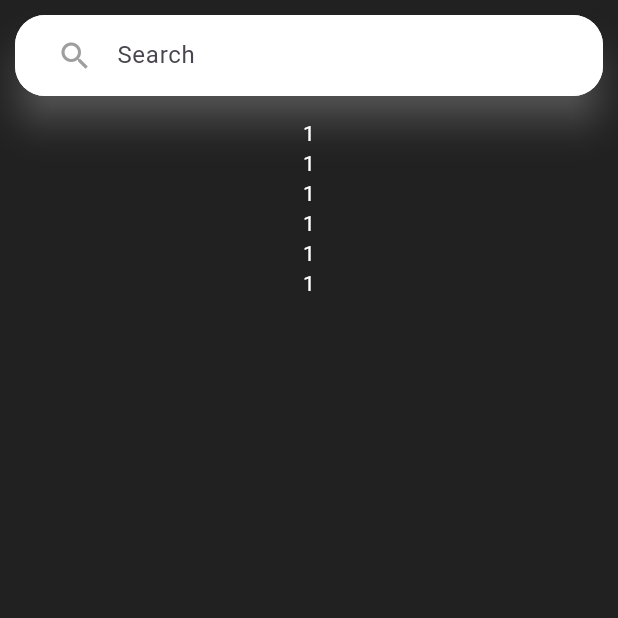
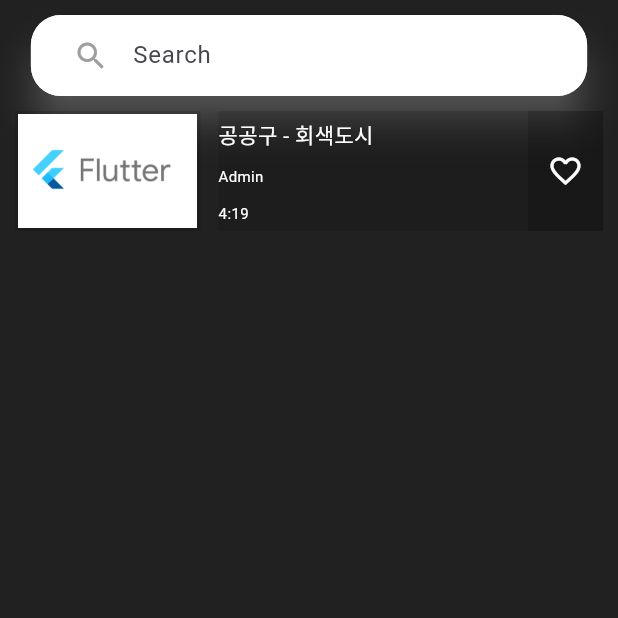
Before and after one commit to oals/MusicApp, a Flutter app: the SearchMusic screen opened directly, on a phone screen of 412 x 824 dp, the top half of it. Run offline on Flutter 3.47's test engine with Material 3 defaults, Android fonts, the phone set to English and light mode, and no system bars; our stand-ins replace file_picker.

Commit message:
2024-06-19

```diff
--- a/lib/music/Search.dart
+++ b/lib/music/Search.dart
@@ -1,15 +1,13 @@
 import 'package:flutter/material.dart';
 
-
 class SearchMusic extends StatefulWidget {
-  const SearchMusic({super.key});
+  const SearchMusic({Key? key}) : super(key: key);
 
   @override
   State<SearchMusic> createState() => _SearchMusicState();
 }
 
 class _SearchMusicState extends State<SearchMusic> {
-
   late FocusNode _focusNode;
   late TextEditingController _controller;
 
@@ -34,15 +32,22 @@ class _SearchMusicState extends State<SearchMusic> {
   void onSearchTap() {
     if (_focusNode.hasFocus) {
       print('키보드닫기');
-      _focusNode.unfocus(); //키보드 닫기
+      _focusNode.unfocus(); // 키보드 닫기
     } else {
       print('키보드열기');
       _focusNode.requestFocus(); // 키보드 열기
     }
   }
 
+  void likeMusic(likeChk){
+    if(likeChk == 0){
+
+    }else{
+
+    }
+  }
+
   void onSearchButtonPressed() {
-    print('123123');
     _focusNode.unfocus(); // 키보드 닫기
     handleSubmitted(_controller.text); // 검색어 처리 함수 호출
     _controller.clear(); // 입력 필드 비우기
@@ -50,59 +55,110 @@ class _SearchMusicState extends State<SearchMusic> {
 
   @override
   Widget build(BuildContext context) {
-    return Container(
-      width: double.infinity,
+    return Scaffold(
+
+      body: Container(
+        width: MediaQuery.of(context).size.width,
         color: Colors.black87,
         child: Container(
           margin: EdgeInsets.all(10),
           child: Column(
             children: [
               Material(
-              elevation: 10, // 그림자의 깊이
-              shadowColor: Colors.grey[400], // 그림자 색상
-              borderRadius: BorderRadius.circular(20), // 테두리의 모서리를 둥글게 만듦
+                elevation: 10,
+                shadowColor: Colors.grey[400],
+                borderRadius: BorderRadius.circular(20),
                 child: Container(
-                width: double.infinity,
-                padding: EdgeInsets.symmetric(horizontal: 16.0), // 좌우 여백 설정
+                  width: MediaQuery.of(context).size.width * 0.9,
+                  padding: EdgeInsets.symmetric(horizontal: 16.0),
                   decoration: BoxDecoration(
-                  color: Colors.white, // 배경색 설정
-                  borderRadius: BorderRadius.circular(20), // 테두리의 모서리를 둥글게 만듦
+                    color: Colors.white,
+                    borderRadius: BorderRadius.circular(20),
                   ),
                   child: TextField(
                     controller: _controller,
                     decoration: InputDecoration(
                       hintText: 'Search',
-                    border: InputBorder.none, // 텍스트 필드의 테두리 없음
+                      border: InputBorder.none,
                       prefixIcon: Icon(Icons.search, color: Colors.grey),
-                    contentPadding: EdgeInsets.symmetric(vertical: 15.0), // 내부 여백 설정
+                      contentPadding: EdgeInsets.symmetric(vertical: 15.0),
                     ),
                     onTap: onSearchTap,
-                  onSubmitted: handleSubmitted, // 엔터 키 입력 시 처리
+                    onSubmitted: handleSubmitted,
+                  ),
+                ),
+              ),
+              SingleChildScrollView(
+                physics: AlwaysScrollableScrollPhysics(),
+                child: Column(
+                  children: [
+                    Container(
+                      width: MediaQuery.of(context).size.width,
+                      height: 100,
+                      margin: EdgeInsets.all(0),
+                      child: Row(
+                        mainAxisAlignment: MainAxisAlignment.start,
+                        children: [
+                          Container(
+                            width: MediaQuery.of(context).size.width * 0.3,
+                            height: 80,
+                            color: Colors.black12,
+                            padding: EdgeInsets.all(2),
+                            child: Image.asset(
+                              'assets/flutterLogo.png',
+                              width: MediaQuery.of(context).size.width * 0.2,
+                              height: 80,
+                              fit: BoxFit.cover,
+                            ),
+                          ),
+                          SizedBox(width: 12),
+                          Expanded(
+                            child: Container(
+                              height: 80,
+                              color: Colors.black12,
+                              child: Column(
+                                mainAxisAlignment: MainAxisAlignment.spaceAround,
+                                crossAxisAlignment: CrossAxisAlignment.start,
+                                children: [
+                                  Text(
+                                    '공공구 - 회색도시',
+                                    style: TextStyle(fontSize: 14, color: Colors.white),
+                                  ),
+                                  Text(
+                                    'Admin',
+                                    style: TextStyle(fontSize: 10, color: Colors.white),
+                                  ),
+                                  Text(
+                                    '4:19',
+                                    style: TextStyle(fontSize: 10, color: Colors.white),
+                                  ),
+                                ],
                               ),
                             ),
                           ),
                           Container(
-              margin: EdgeInsets.only(top: 15),
-              child: SingleChildScrollView(
-                physics: AlwaysScrollableScrollPhysics(),
-                child: Column(
-                  children: [
-                    Text('1',style: TextStyle(color: Colors.white),),
-                    Text('1',style: TextStyle(color: Colors.white),),
-                    Text('1',style: TextStyle(color: Colors.white),),
-                    Text('1',style: TextStyle(color: Colors.white),),
-                    Text('1',style: TextStyle(color: Colors.white),),
-                    Text('1',style: TextStyle(color: Colors.white),),
+                            width: 50,
+                            height: 80,
+                            color: Colors.black26,
+                            child: IconButton(
+                              onPressed: () => {
+                                likeMusic(1),
+                              },
+                              icon: Icon(Icons.favorite_border, color: Colors.white),
+                            )
+
+                          ),
                         ],
                       ),
-              )
-            )
+                    ),
 
                   ],
                 ),
-      )
-
+              ),
+            ],
+          ),
+        ),
+      ),
     );
-
   }
 }
--- a/pubspec.yaml
+++ b/pubspec.yaml
@@ -30,6 +30,7 @@ environment:
 dependencies:
   flutter:
     sdk: flutter
+  file_picker: ^4.0.0
 
 
   # The following adds the Cupertino Icons font to your application.
```
Also changed, not shown: lib/comnWidget/Appbar.dart (+51 -8 lines), lib/comnWidget/Upload.dart (added, +60 -0 lines), pubspec.lock. Lines whose indentation alone changed are shown as unchanged.
